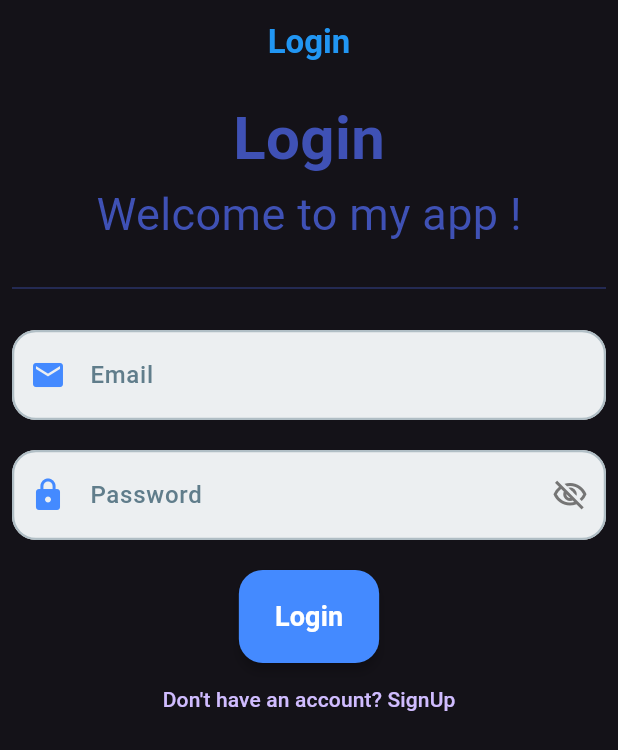
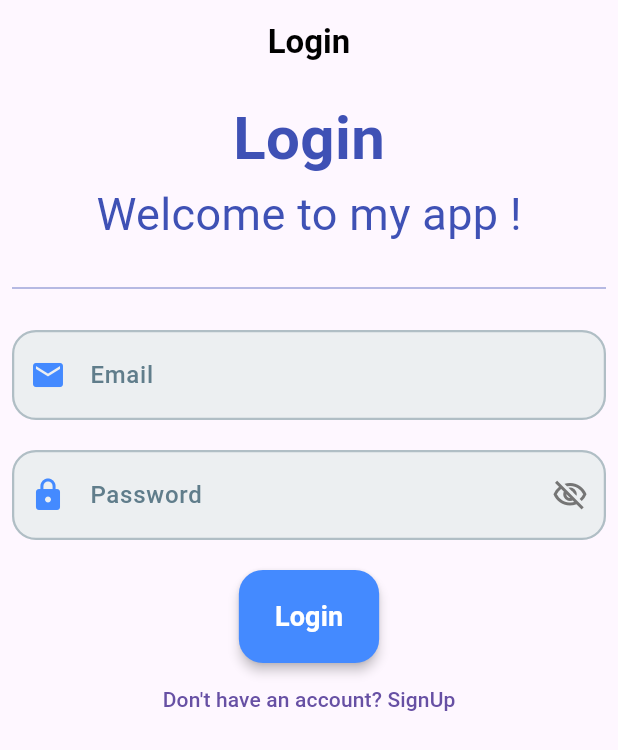
Before and after one commit to GeorgeWagih-git/login-firebase, a Flutter app: the screen it shows after launch, on a phone screen of 412 x 824 dp. Shown: the top 750 px of the screen. Run offline on Flutter 3.47's test engine with Material 3 defaults, Android fonts, the phone set to English and light mode, and no system bars; our stand-ins replace cloud_firestore, firebase_auth, firebase_core, firebase_messaging, flutter_bloc, shared_preferences; accounts and stored records are empty.

Commit message:
finishing themes file

```diff
--- /dev/null
+++ b/lib/app_themes.dart
@@ -0,0 +1,30 @@
+import 'package:flutter/material.dart';
+
+ThemeData lightTheme = ThemeData(
+  brightness: Brightness.light,
+  primarySwatch: Colors.blue,
+  appBarTheme: const AppBarTheme(
+    backgroundColor: Colors.white,
+    foregroundColor: Colors.black,
+  ),
+  drawerTheme: const DrawerThemeData(backgroundColor: Colors.white),
+  listTileTheme: const ListTileThemeData(
+    iconColor: Colors.black,
+    textColor: Colors.black,
+    tileColor: Colors.white,
+  ),
+);
+ThemeData darkTheme = ThemeData(
+  brightness: Brightness.dark,
+  primarySwatch: Colors.blue,
+  appBarTheme: const AppBarTheme(
+    backgroundColor: Colors.black,
+    foregroundColor: Colors.blue,
+  ),
+  drawerTheme: const DrawerThemeData(backgroundColor: Colors.black),
+  listTileTheme: const ListTileThemeData(
+    iconColor: Colors.white,
+    textColor: Colors.white,
+    tileColor: Color(0xFF1E1E1E),
+  ),
+);
--- a/lib/blocs/theme_bloc/theme_bloc.dart
+++ b/lib/blocs/theme_bloc/theme_bloc.dart
@@ -3,17 +3,18 @@ import 'package:newproject/blocs/theme_bloc/theme_event.dart';
 import 'package:shared_preferences/shared_preferences.dart';
 
 class ThemeBloc extends Bloc<ThemeEvents, bool> {
-  ThemeBloc() : super(true) {
+  ThemeBloc() : super(false) {
     on<InitTheme>((event, emit) async {
       var shared = await SharedPreferences.getInstance();
-      final isflase = shared.getBool('theme') ?? false;
-      emit(isflase);
+      final isDark = shared.getBool('theme') ?? false;
+      emit(isDark);
     });
+
     on<ChangeTheme>((event, emit) async {
       var shared = await SharedPreferences.getInstance();
-      await shared.setBool('theme', event.isLight);
-      print('from event 🖨️ : ${event.isLight} ');
-      emit(event.isLight);
+      await shared.setBool('theme', event.isDark);
+
+      emit(event.isDark);
     });
   }
 }
--- a/lib/blocs/theme_bloc/theme_event.dart
+++ b/lib/blocs/theme_bloc/theme_event.dart
@@ -3,6 +3,6 @@ abstract class ThemeEvents {}
 class InitTheme extends ThemeEvents {}
 
 class ChangeTheme extends ThemeEvents {
-  bool isLight;
-  ChangeTheme({required this.isLight});
+  bool isDark;
+  ChangeTheme({required this.isDark});
 }
--- a/lib/main.dart
+++ b/lib/main.dart
@@ -3,6 +3,7 @@ import 'package:firebase_messaging/firebase_messaging.dart';
 import 'package:flutter/material.dart';
 import 'package:flutter_bloc/flutter_bloc.dart';
 import 'package:newproject/app_encrypt_point.dart';
+import 'package:newproject/app_themes.dart';
 import 'package:newproject/blocs/login_bloc/login_bloc.dart';
 import 'package:newproject/blocs/profile_bloc/profile_events.dart';
 import 'package:newproject/blocs/theme_bloc/theme_bloc.dart';
@@ -41,35 +42,6 @@ void main() async {
   );
 }
 
-ThemeData lightTheme = ThemeData(
-  brightness: Brightness.light,
-  primarySwatch: Colors.blue,
-  appBarTheme: const AppBarTheme(
-    backgroundColor: Colors.white,
-    foregroundColor: Colors.black,
-  ),
-  drawerTheme: const DrawerThemeData(backgroundColor: Colors.white),
-  listTileTheme: const ListTileThemeData(
-    iconColor: Colors.black,
-    textColor: Colors.black,
-    tileColor: Colors.white,
-  ),
-);
-
-ThemeData darkTheme = ThemeData(
-  brightness: Brightness.dark,
-  primarySwatch: Colors.blue,
-  appBarTheme: const AppBarTheme(
-    backgroundColor: Colors.black,
-    foregroundColor: Colors.blue,
-  ),
-  drawerTheme: const DrawerThemeData(backgroundColor: Colors.black),
-  listTileTheme: const ListTileThemeData(
-    iconColor: Colors.white,
-    textColor: Colors.white,
-    tileColor: Color(0xFF1E1E1E),
-  ),
-);
 Future<String?> checkUID() async {
   var shared = await SharedPreferences.getInstance();
   String? uid = shared.getString('uid');
@@ -94,7 +66,7 @@ class MyApp extends StatelessWidget {
       themeAnimationDuration: Duration(milliseconds: 1500),
       debugShowCheckedModeBanner: false,
       themeMode: context.select(
-        (ThemeBloc bloc) => bloc.state ? ThemeMode.light : ThemeMode.dark,
+        (ThemeBloc bloc) => bloc.state ? ThemeMode.dark : ThemeMode.light,
       ),
       home: AppEntryPoint(),
     );
--- a/lib/screens/login_screen.dart
+++ b/lib/screens/login_screen.dart
@@ -163,7 +163,7 @@ class LoginScreen extends StatelessWidget {
                           ),
                           TextButton(
                             onPressed: () {
-                              Navigator.of(context).push(
+                              Navigator.of(context).pushReplacement(
                                 MaterialPageRoute(
                                   builder: (context) => SignupScreen(),
                                 ),
--- a/lib/widgets/app_drawer.dart
+++ b/lib/widgets/app_drawer.dart
@@ -16,7 +16,7 @@ class AppDrawer extends StatelessWidget {
   Widget build(BuildContext context) {
     return Drawer(
       child: Padding(
-        padding: const EdgeInsets.all(20),
+        padding: const EdgeInsets.fromLTRB(20, 50, 20, 20),
         child: SingleChildScrollView(
           child: Column(
             crossAxisAlignment: CrossAxisAlignment.start,
@@ -66,11 +66,11 @@ class AppDrawer extends StatelessWidget {
                       builder: (context, state) {
                         return Switch(
                           activeColor: Colors.blue,
-                          value: !state,
+                          value: state,
                           onChanged: (value) {
                             BlocProvider.of<ThemeBloc>(
                               context,
-                            ).add(ChangeTheme(isLight: !value));
+                            ).add(ChangeTheme(isDark: value));
                           },
                         );
                       },
--- a/lib/widgets/app_text_form_field.dart
+++ b/lib/widgets/app_text_form_field.dart
@@ -31,7 +31,7 @@ class AppTextFormField extends StatelessWidget {
                 : TextInputType.text,
             controller: textcontoller,
             obscureText: ispassword ? !state : false,
-            style: TextStyle(fontSize: 16),
+            style: TextStyle(fontSize: 16, color: Colors.black),
             validator: (value) {
               if (value == null || value.isEmpty) {
                 return 'This field is required';
```
Also changed, not shown: lib/screens/signup_screen.dart (+9 -2 lines), 1 other file.
